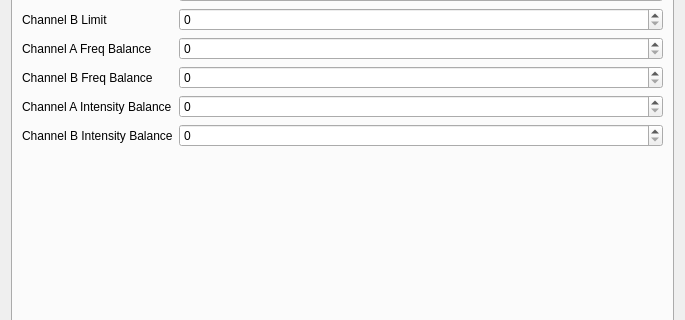
First picture: the form in designer/preferencesdialog.ui, repository diglet48/restim, before the edit; both pictures show x 0 to 685 and y 95 to 415 of the 685 by 627 pixel window.
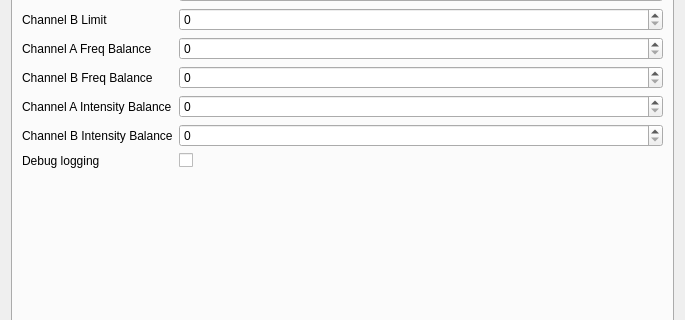
Second picture: the form after the edit. The open tabs and pages were chosen to show the change. Icons and pictures are not drawn. Custom widgets are drawn as their Qt base class.

Commit message: Coyote: improve configurable debug logging

What changed in the file:
```diff
--- a/designer/preferencesdialog.ui
+++ b/designer/preferencesdialog.ui
@@ -741,6 +741,20 @@
             </property>
            </widget>
           </item>
+          <item row="7" column="0">
+           <widget class="QLabel" name="label_coyote_debug_logging">
+            <property name="text">
+             <string>Debug logging</string>
+            </property>
+           </widget>
+          </item>
+          <item row="7" column="1">
+           <widget class="QCheckBox" name="coyote_debug_logging">
+            <property name="text">
+             <string/>
+            </property>
+           </widget>
+          </item>
          </layout>
        </item>
       </layout>
```
The commit also changes 5 other files.
